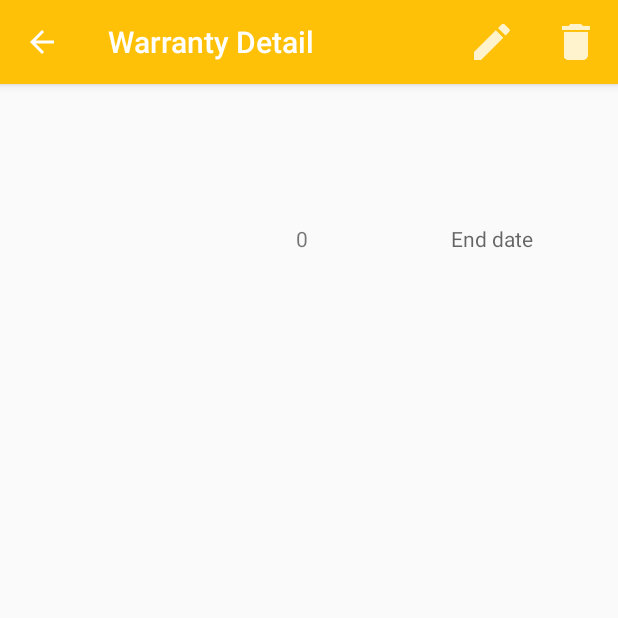
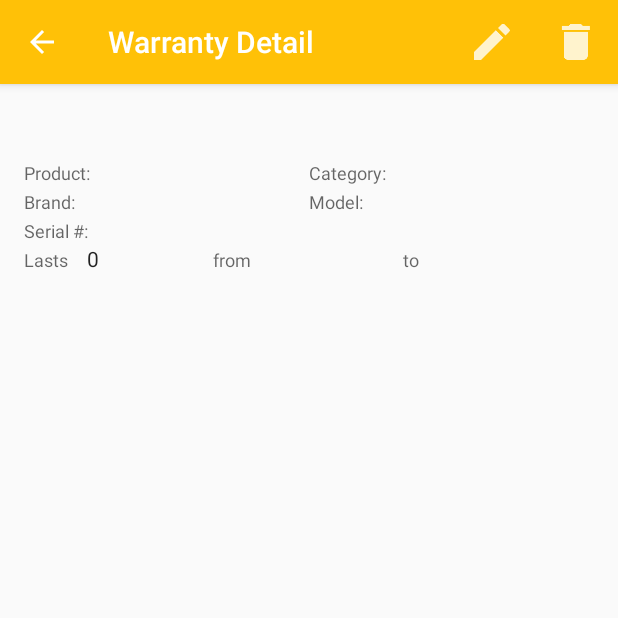
Before and after one commit to MarionaDSR/Garantator, an Android app: the DetailActivity screen opened directly, with no data from a screen before it, on a phone screen of 412 x 824 dp, the top half of it. Run offline under Robolectric (Android 15) with nearby library versions, the phone set to English and light mode, and no system bars; our stand-ins replace ButterKnife; 3 statements that could not run were skipped.

Commit message:
Slight improvement of detail UI.

```diff
--- a/src/main/java/es/dsrroma/garantator/DetailActivity.java
+++ b/src/main/java/es/dsrroma/garantator/DetailActivity.java
@@ -58,10 +58,6 @@ public class DetailActivity extends AppCompatActivity implements
     @SuppressWarnings("WeakerAccess")
     @BindView(R.id.tvWarrantyLength)
     TextView tvWarrantyLength;
-
-    @SuppressWarnings("WeakerAccess")
-    @BindView(R.id.tvWarrantyPeriod)
-    TextView tvWarrantyPeriod;
 
     @SuppressWarnings("WeakerAccess")
     @BindView(R.id.tvEndDate)
@@ -174,8 +170,7 @@ public class DetailActivity extends AppCompatActivity implements
             CharSequence formatted = DateFormat.format(getString(R.string.date_format), warranty.getEndDate());
             tvEndDate.setText(formatted);
         }
-        tvWarrantyLength.setText(Integer.toString(warranty.getLength()));
-        tvWarrantyPeriod.setText(getPeriodLabel(warranty.getPeriod()));
+        tvWarrantyLength.setText(warranty.getLength() + " " + getPeriodLabel(warranty.getPeriod()));
 
         Product product = warranty.getProduct();
         if (product != null) {
--- a/src/main/res/layout/activity_detail.xml
+++ b/src/main/res/layout/activity_detail.xml
@@ -9,82 +9,70 @@
 
     <TextView
         android:id="@+id/tvWarrantyName"
-        android:layout_width="match_parent"
-        android:layout_height="wrap_content" />
+        style="@style/formTitle" />
 
-    <LinearLayout
-        android:layout_width="match_parent"
-        android:layout_height="wrap_content"
-        android:orientation="horizontal">
+    <LinearLayout style="@style/formHorizontalLine">
+        <TextView
+            android:text="@string/product_name_label"
+            style="@style/formLabel" />
         <TextView
             android:id="@+id/tvProductName"
-            android:layout_weight="1"
-            android:layout_width="0dp"
-            android:layout_height="wrap_content" />
+            style="@style/formValue2" />
 
         <TextView
+            android:text="@string/category_label"
+            style="@style/formLabel" />
+        <TextView
             android:id="@+id/tvCategory"
-            android:layout_weight="1"
-            android:layout_width="0dp"
-            android:layout_height="wrap_content"/>
-
+            style="@style/formValue2" />
     </LinearLayout>
 
-    <LinearLayout
-        android:layout_width="match_parent"
-        android:layout_height="wrap_content"
-        android:orientation="horizontal">
+    <LinearLayout style="@style/formHorizontalLine">
+        <TextView
+            android:text="@string/brand_label"
+            style="@style/formLabel" />
         <TextView
             android:id="@+id/tvBrand"
-            android:layout_weight="1"
-            android:layout_width="0dp"
-            android:layout_height="wrap_content"/>
+            style="@style/formValue2"/>
 
         <TextView
+            android:text="@string/model_label"
+            style="@style/formLabel" />
+        <TextView
             android:id="@+id/tvModel"
-            android:layout_weight="1"
-            android:layout_width="0dp"
-            android:layout_height="wrap_content" />
-
+            style="@style/formValue2" />
     </LinearLayout>
 
-    <TextView
-        android:id="@+id/tvSerialNumber"
-        android:layout_width="match_parent"
-        android:layout_height="wrap_content" />
+    <LinearLayout style="@style/formHorizontalLine">
+        <TextView
+            android:text="@string/serial_number_label"
+            style="@style/formLabel" />
+        <TextView
+            android:id="@+id/tvSerialNumber"
+            style="@style/formValue1" />
+    </LinearLayout>
 
-    <LinearLayout
-        android:layout_width="match_parent"
-        android:layout_height="wrap_content"
-        android:orientation="horizontal">
+    <LinearLayout style="@style/formHorizontalLine">
+        <TextView
+            android:text="@string/warranty_lasts_label"
+            style="@style/formLabel" />
+        <TextView
+            android:id="@+id/tvWarrantyLength"
+            style="@style/formValue2" />
+
+        <TextView
+            android:text="@string/warranty_from_label"
+            style="@style/formLabel" />
         <TextView
             android:id="@+id/tvStartDate"
-            android:maxLines="1"
-            android:layout_weight="1"
-            android:layout_width="0dp"
-            android:layout_height="wrap_content" />
+            style="@style/formValue2" />
 
         <TextView
-            android:id="@+id/tvWarrantyLength"
-            android:maxLines="1"
-            android:gravity="end"
-            android:layout_weight="1"
-            android:layout_width="0dp"
-            android:layout_height="wrap_content" />
-
-        <TextView
-            android:id="@+id/tvWarrantyPeriod"
-            android:layout_weight="1"
-            android:layout_width="0dp"
-            android:layout_height="wrap_content" />
-
+            android:text="@string/warranty_to_label"
+            style="@style/formLabel" />
         <TextView
             android:id="@+id/tvEndDate"
-            android:maxLines="1"
-            android:hint="@string/end_date_hint"
-            android:layout_weight="1"
-            android:layout_width="0dp"
-            android:layout_height="wrap_content" />
+            style="@style/formValue2" />
     </LinearLayout>
 
 </LinearLayout>
--- a/src/main/res/values/strings.xml
+++ b/src/main/res/values/strings.xml
@@ -15,6 +15,15 @@
     <string name="serial_number_hint">Serial Number</string>
     <string name="start_date_hint">Start date</string>
     <string name="end_date_hint">End date</string>
+    <!-- labels -->
+    <string name="product_name_label">Product:</string>
+    <string name="category_label">Category:</string>
+    <string name="brand_label">Brand:</string>
+    <string name="model_label">Model:</string>
+    <string name="serial_number_label">Serial #:</string>
+    <string name="warranty_lasts_label">Lasts</string>
+    <string name="warranty_from_label">from</string>
+    <string name="warranty_to_label">to</string>
     <!-- actions -->
     <string name="save">Save</string>
     <string name="edit">Edit</string>
--- a/src/main/res/values/styles.xml
+++ b/src/main/res/values/styles.xml
@@ -14,4 +14,34 @@
         <item name="android:textColor">@color/colorAccent</item>
     </style>
 
+    <style name="formTitle" parent="@style/Base.TextAppearance.AppCompat.Headline">
+        <item name="android:layout_width">match_parent</item>
+        <item name="android:layout_height">wrap_content</item>
+    </style>
+
+    <style name="formHorizontalLine">
+        <item name="android:layout_width">match_parent</item>
+        <item name="android:layout_height">wrap_content</item>
+        <item name="android:orientation">horizontal</item>
+    </style>
+
+    <style name="formLabel" parent="@style/Base.TextAppearance.AppCompat.Caption">
+        <item name="android:layout_weight">1</item>
+        <item name="android:layout_width">0dp</item>
+        <item name="android:layout_height">wrap_content</item>
+    </style>
+
+    <style name="formValue" parent="@style/Base.TextAppearance.AppCompat.Body1">
+        <item name="android:layout_width">0dp</item>
+        <item name="android:layout_height">wrap_content</item>
+    </style>
+
+    <style name="formValue2" parent="formValue">
+        <item name="android:layout_weight">2</item>
+    </style>
+
+    <style name="formValue1" parent="formValue">
+        <item name="android:layout_weight">5</item>
+    </style>
+
 </resources>
```
